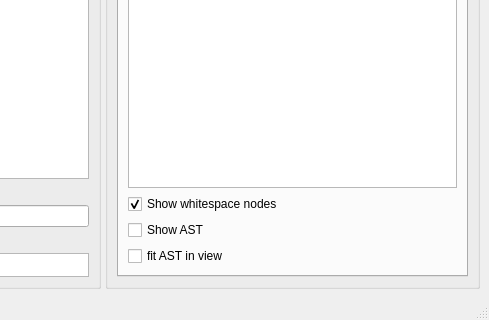
Before: the Qt Designer form node_editor/gui.ui in softdevteam/eco, drawn with Qt 5; both pictures show x 490 to 979 and y 417 to 737 of the 979 by 737 pixel window.
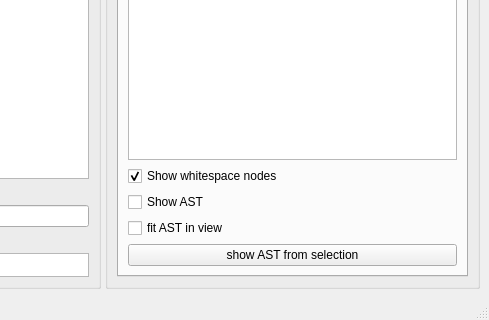
After: the same form once the commit is applied. The open tabs and pages were chosen to show the change. Custom widgets are drawn as their Qt base class.

Commit message: show sub AST from selected text

```diff
--- a/node_editor/gui.ui
+++ b/node_editor/gui.ui
@@ -254,6 +254,46 @@
                 <verstretch>0</verstretch>
                </sizepolicy>
               </property>
+              <property name="palette">
+               <palette>
+                <active>
+                 <colorrole role="Base">
+                  <brush brushstyle="SolidPattern">
+                   <color alpha="255">
+                    <red>255</red>
+                    <green>255</green>
+                    <blue>255</blue>
+                   </color>
+                  </brush>
+                 </colorrole>
+                </active>
+                <inactive>
+                 <colorrole role="Base">
+                  <brush brushstyle="SolidPattern">
+                   <color alpha="255">
+                    <red>255</red>
+                    <green>255</green>
+                    <blue>255</blue>
+                   </color>
+                  </brush>
+                 </colorrole>
+                </inactive>
+                <disabled>
+                 <colorrole role="Base">
+                  <brush brushstyle="SolidPattern">
+                   <color alpha="255">
+                    <red>247</red>
+                    <green>247</green>
+                    <blue>247</blue>
+                   </color>
+                  </brush>
+                 </colorrole>
+                </disabled>
+               </palette>
+              </property>
+              <property name="autoFillBackground">
+               <bool>true</bool>
+              </property>
              </widget>
             </item>
             <item row="1" column="0">
@@ -286,6 +326,13 @@
               </property>
              </widget>
             </item>
+            <item row="4" column="0">
+             <widget class="QPushButton" name="bt_show_sel_ast">
+              <property name="text">
+               <string>show AST from selection</string>
+              </property>
+             </widget>
+            </item>
            </layout>
           </widget>
           <widget class="QWidget" name="tab_2">
```
Left out of the diff: 6 changed lines with no effect on the pictures. The commit also changes 4 other files.
